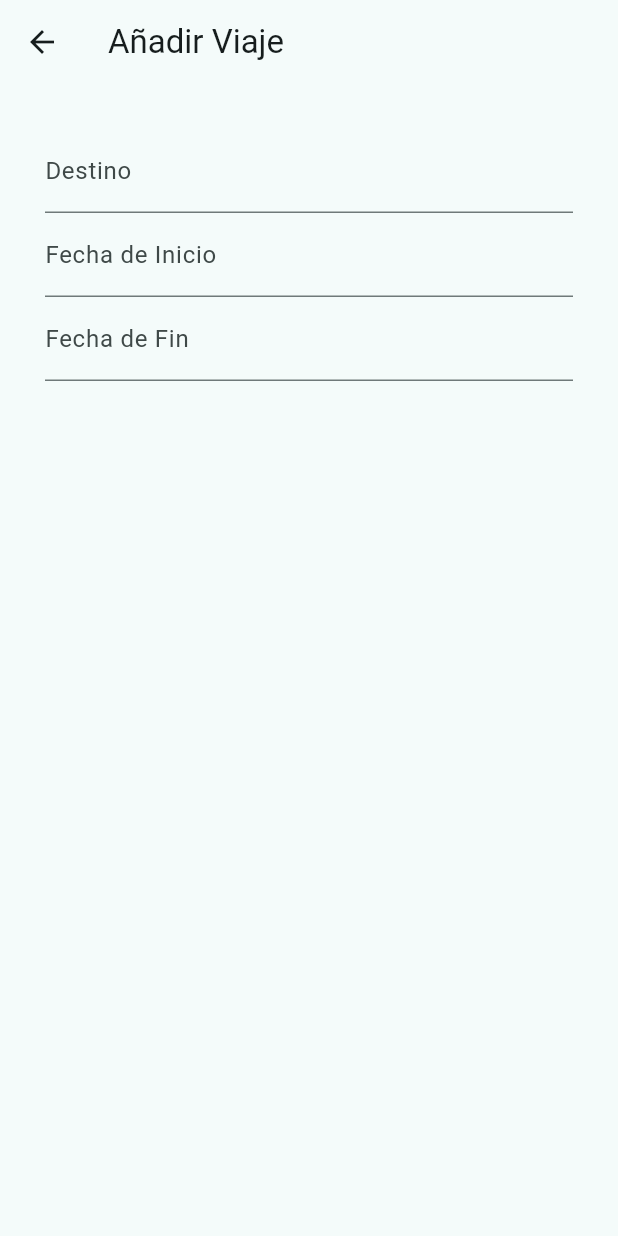
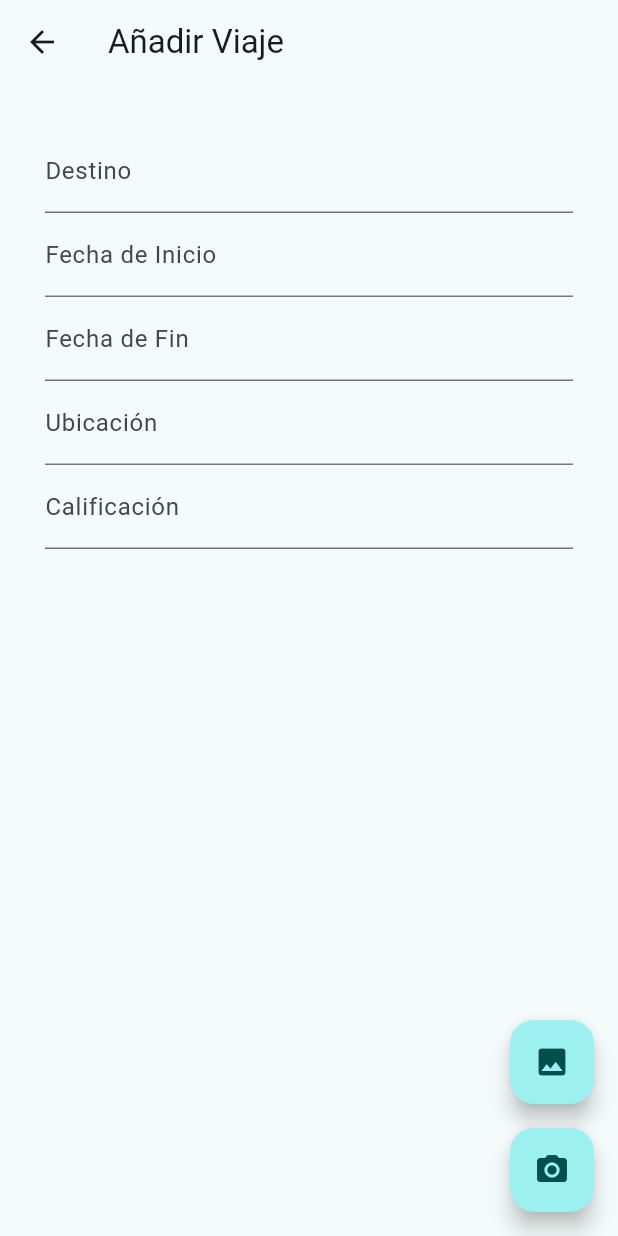
Before and after one commit to andrews0212/TravelTales, a Flutter app: the screen it shows after launch, after a tap on "Añadir Viaje", on a phone screen of 412 x 824 dp. Run offline on Flutter 3.47's test engine with Material 3 defaults, Android fonts, the phone set to English and light mode, and no system bars; our stand-ins replace image_picker, sqflite, sqflite_common_ffi; accounts and stored records are empty.

Commit message:
Implementacion de la galeria y la toma de fotos para añadir el viaje faltaria que los guardara en la base de datos y que lo mostrara mientra vas añadiendo fotos

```diff
--- a/lib/InterfazCrearViaje.dart
+++ b/lib/InterfazCrearViaje.dart
@@ -1,13 +1,32 @@
 import 'package:flutter/material.dart';
+import 'package:image_picker/image_picker.dart';
+import 'package:travel_tales/InterfazCrearViaje.dart';
+
+class InterfazCrearViaje extends StatefulWidget {
+  const InterfazCrearViaje({super.key});
+
+  @override
+  State<InterfazCrearViaje> createState() => _InterfazCrearViajeState();
 
   void cambiarVentana(BuildContext context) {
-  final textController = TextEditingController();
-
-  print("Cambiando de ventana...");
     Navigator.of(context).push(
       MaterialPageRoute<void>(
-      builder: (BuildContext context) {
-        print("Construyendo nueva pantalla...");
+        builder: (BuildContext context) => const InterfazCrearViaje(),
+      ),
+    );
+  }
+}
+
+class _InterfazCrearViajeState extends State<InterfazCrearViaje> {
+  final _destinoController = TextEditingController();
+  final _fechaInicioController = TextEditingController();
+  final _fechaFinController = TextEditingController();
+  final _ubicacionController = TextEditingController();
+  final _calificacionController = TextEditingController();
+  String? _photoPath;
+
+  @override
+  Widget build(BuildContext context) {
     return Scaffold(
       appBar: AppBar(title: const Text('Añadir Viaje')),
       body: Center(
@@ -15,9 +34,10 @@ void cambiarVentana(BuildContext context) {
           padding: const EdgeInsets.all(30),
           child: Column(
             crossAxisAlignment: CrossAxisAlignment.center,
-                children: [
-                  const TextField(
-                    decoration: InputDecoration(
+            children: <Widget>[
+              TextField(
+                controller: _destinoController,
+                decoration: const InputDecoration(
                   labelText: 'Destino',
                 ),
               ),
@@ -26,13 +46,14 @@ void cambiarVentana(BuildContext context) {
                   labelText: 'Fecha de Inicio',
                 ),
                 onTap: () async {
-                      DateTime? selectedDate = await selectDate(context);
+                  DateTime? selectedDate = await _selectDate(context);
                   if (selectedDate != null) {
-                        textController.text =
-                        "${selectedDate.day}/${selectedDate.month}/${selectedDate.year}";
+                    _fechaInicioController.text =
+                    "${selectedDate.day}/${selectedDate.month}/${selectedDate
+                        .year}";
                   }
                 },
-                    controller: textController,
+                controller: _fechaInicioController,
                 readOnly: true, // Para evitar que el usuario escriba directamente
               ),
               TextField(
@@ -40,22 +61,64 @@ void cambiarVentana(BuildContext context) {
                   labelText: 'Fecha de Fin',
                 ),
                 onTap: () async {
-                      DateTime? selectedDate = await selectDate(context);
+                  DateTime? selectedDate = await _selectDate(context);
                   if (selectedDate != null) {
-                        textController.text =
-                        "${selectedDate.day}/${selectedDate.month}/${selectedDate.year}";
+                    _fechaFinController.text =
+                    "${selectedDate.day}/${selectedDate.month}/${selectedDate
+                        .year}";
                   }
                 },
-                    controller: textController,
+                controller: _fechaFinController,
                 readOnly: true, // Para evitar que el usuario escriba directamente
               ),
+              TextField(
+                controller: _ubicacionController,
+                decoration: const InputDecoration(
+                  labelText: 'Ubicación',
+                ),
+              ),
+              TextField(
+                decoration: const InputDecoration(
+                  labelText: 'Calificación',
+                ),
+              )
             ],
           ),
         ),
       ),
-        );
+      floatingActionButton: Column(
+        mainAxisAlignment: MainAxisAlignment.end,
+        children: [
+        FloatingActionButton(
+        heroTag: 'fabImagen',
+        child: const Icon(Icons.image),
+        onPressed: () async {
+          final path = await CameraGalleryService().selectPhoto();
+          if (path == null) return;
+          setState(() => _photoPath = path);
         },
       ),
+          const SizedBox(height: 16),
+          FloatingActionButton(
+            heroTag: 'fabCamara',
+            child: const Icon(Icons.camera_alt),
+            onPressed: () async {
+              final path = await CameraGalleryService().takePhoto();
+              if (path == null) return;
+              setState(() => _photoPath = path);
+            },
+          ),
+        ],
+      ),
+    );
+  }
+
+  Future<DateTime?> _selectDate(BuildContext context) async {
+    return await showDatePicker(
+      context: context,
+      firstDate: DateTime(2020), // Ahora permite fechas anteriores
+      lastDate: DateTime(2030), // Un rango válido
+      initialDate: DateTime.now(),
     );
   }
 
@@ -63,7 +126,41 @@ Future<DateTime?> selectDate(BuildContext context) async {
     return await showDatePicker(
       context: context,
       firstDate: DateTime(2020), // Ahora permite fechas anteriores
-    lastDate: DateTime(2030),  // Un rango válido
+      lastDate: DateTime(2030), // Un rango válido
       initialDate: DateTime.now(),
     );
   }
+}
+
+
+  class CameraGalleryService {
+    final ImagePicker _picker = ImagePicker();
+
+    Future<String?> selectPhoto() async {
+      final XFile? photo = await _picker.pickImage(
+        source: ImageSource.gallery,
+        preferredCameraDevice: CameraDevice.rear,
+      );
+      if (photo == null) return null;
+      return photo.path;
+    }
+
+    Future<String?> takePhoto() async {
+      final XFile? photo = await _picker.pickImage(
+        source: ImageSource.camera,
+        preferredCameraDevice: CameraDevice.rear,
+      );
+      if (photo == null) return null;
+
+      return photo.path;
+    }
+
+    void cambiarVentana(BuildContext context) {
+      print("Cambiando de ventana...");
+      Navigator.of(context).push(
+        MaterialPageRoute<void>(
+          builder: (BuildContext context) => const InterfazCrearViaje(),
+        ),
+      );
+    }
+  }
--- a/lib/main.dart
+++ b/lib/main.dart
@@ -125,7 +125,7 @@ class _MyHomePageState extends State<MyHomePage> {
               padding: const EdgeInsets.all(8.0),
               child: InkWell(
                 onTap: () async {
-                        cambiarVentana(context);
+                        InterfazCrearViaje().cambiarVentana(context);
 
 
 
--- a/pubspec.yaml
+++ b/pubspec.yaml
@@ -35,6 +35,7 @@ dependencies:
   sqlite3_flutter_libs: ^0.5.0
   path_provider: ^2.0.11 # Para obtener la ruta de almacenamiento del dispositivo
   path: ^1.8.0 #
+  image_picker: ^1.0.4
   # The following adds the Cupertino Icons font to your application.
   # Use with the CupertinoIcons class for iOS style icons.
   cupertino_icons: ^1.0.8
```
Also changed, not shown: pubspec.lock, 5 other files. Lines whose indentation alone changed are shown as unchanged.
